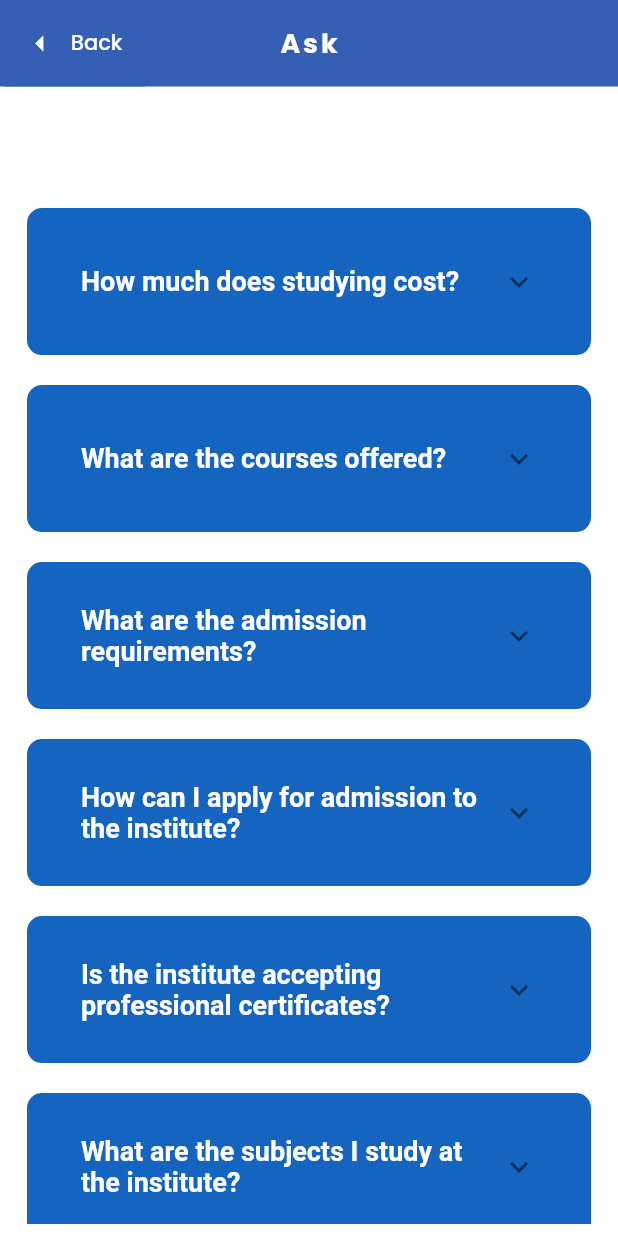
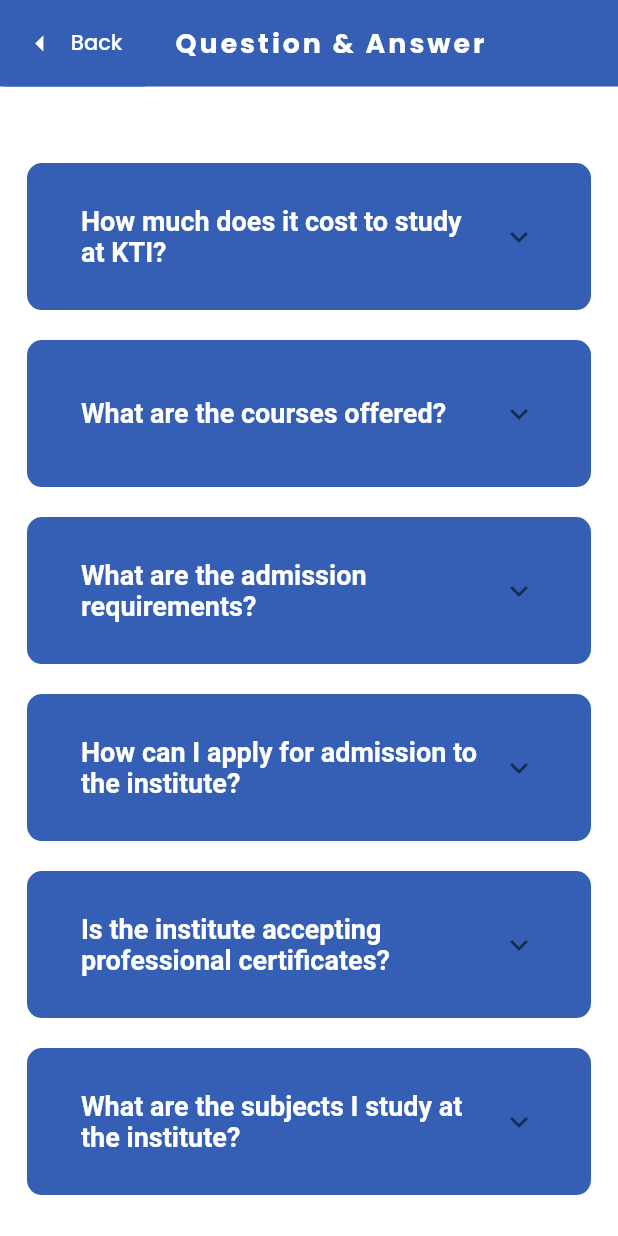
Before and after one commit to AaronPaul6/kurdistanTechnicalinstitute, a Flutter app: the Ask screen opened by its route, on a phone screen of 412 x 824 dp. Run offline on Flutter 3.47's test engine with Material 2 defaults, Android fonts, the light colour scheme and no system bars; our stand-ins replace flutter_svg, google_fonts, sizer; missing offline and left inert: fancy_avatar.

Commit message:
commit_arya

```diff
--- a/lib/screens/Ask/Ask.dart
+++ b/lib/screens/Ask/Ask.dart
@@ -30,7 +30,7 @@
           backgroundColor: Color(0xFF345FB4),
           centerTitle: true,
           title: Text(
-            'Ask',
+            'Question & Answer',
             style: TextStyle(color: Colors.white, fontWeight: FontWeight.bold),
           ),
           automaticallyImplyLeading: false,
@@ -50,7 +50,7 @@
           child: SingleChildScrollView(
             child: Column(
               children: [
-                SizedBox(height: 30),
+                // SizedBox(height: 30),
                 Row(
                   children: [
                     Text(""),
@@ -65,11 +65,11 @@
                       padding: EdgeInsets.all(20),
                       decoration: BoxDecoration(
                         borderRadius: BorderRadius.circular(10),
-                        color: Colors.blue.shade800,
+                        color: Color(0xFF345FB4),
                       ),
                       child: Center(
                         child: ExpansionTile(
-                          title: Text('How much does studying cost?', style : TextStyle(
+                          title: Text('How much does it cost to study at KTI?', style : TextStyle(
                         fontSize: 18 ),),
                           children: [
                             Container(
@@ -101,7 +101,7 @@
                       padding: EdgeInsets.all(20),
                       decoration: BoxDecoration(
                         borderRadius: BorderRadius.circular(10),
-                        color: Colors.blue.shade800,
+                        color: Color(0xFF345FB4),
                       ),
                       child: Center(
                         child: ExpansionTile(
@@ -140,7 +140,7 @@
                       padding: EdgeInsets.all(20),
                       decoration: BoxDecoration(
                         borderRadius: BorderRadius.circular(10),
-                        color: Colors.blue.shade800,
+                        color: Color(0xFF345FB4),
                       ),
                       child: Center(
                         child: ExpansionTile(
@@ -178,7 +178,7 @@
                       padding: EdgeInsets.all(20),
                       decoration: BoxDecoration(
                         borderRadius: BorderRadius.circular(10),
-                        color: Colors.blue.shade800,
+                        color: Color(0xFF345FB4),
                       ),
                       child: Center(
                         child: ExpansionTile(
@@ -205,20 +205,13 @@
                         ),
                       ),
                     ),
-
-
-
-
-
-
-
 //5
                     Container(
                       margin: EdgeInsets.all(10),
                       padding: EdgeInsets.all(20),
                       decoration: BoxDecoration(
                         borderRadius: BorderRadius.circular(10),
-                        color: Colors.blue.shade800,
+                        color: Color(0xFF345FB4),
                       ),
                       child: Center(
                         child: ExpansionTile(
@@ -257,7 +250,7 @@
                       padding: EdgeInsets.all(20),
                       decoration: BoxDecoration(
                         borderRadius: BorderRadius.circular(10),
-                        color: Colors.blue.shade800,
+                        color: Color(0xFF345FB4),
                       ),
                       child: Center(
                         child: ExpansionTile(
@@ -285,17 +278,13 @@
                       ),
                     ),
 
-
-
-
-
                     //7
                     Container(
                       margin: EdgeInsets.all(10),
                       padding: EdgeInsets.all(20),
                       decoration: BoxDecoration(
                         borderRadius: BorderRadius.circular(10),
-                        color: Colors.blue.shade800,
+                        color: Color(0xFF345FB4),
                       ),
                       child: Center(
                         child: ExpansionTile(
@@ -323,16 +312,13 @@
                       ),
                     ),
 
-
-
-
                     //8
                     Container(
                       margin: EdgeInsets.all(10),
                       padding: EdgeInsets.all(20),
                       decoration: BoxDecoration(
                         borderRadius: BorderRadius.circular(10),
-                        color: Colors.blue.shade800,
+                        color: Color(0xFF345FB4),
                       ),
                       child: Center(
                         child: ExpansionTile(
@@ -364,17 +350,13 @@
 
 
 
-
-
-
-
                     //9
                     Container(
                       margin: EdgeInsets.all(10),
                       padding: EdgeInsets.all(20),
                       decoration: BoxDecoration(
                         borderRadius: BorderRadius.circular(10),
-                        color: Colors.blue.shade800,
+                        color: Color(0xFF345FB4),
                       ),
                       child: Center(
                         child: ExpansionTile(
@@ -412,7 +394,7 @@
                       padding: EdgeInsets.all(20),
                       decoration: BoxDecoration(
                         borderRadius: BorderRadius.circular(10),
-                        color: Colors.blue.shade800,
+                        color: Color(0xFF345FB4),
                       ),
                       child: Center(
                         child: ExpansionTile(
@@ -441,22 +423,13 @@
                     ),
 
 
-
-
-
-
-
-
-
-
-
                     //11
                     Container(
                       margin: EdgeInsets.all(10),
                       padding: EdgeInsets.all(20),
                       decoration: BoxDecoration(
                         borderRadius: BorderRadius.circular(10),
-                        color: Colors.blue.shade800,
+                        color: Color(0xFF345FB4),
                       ),
                       child: Center(
                         child: ExpansionTile(
@@ -485,18 +458,13 @@
                     ),
 
 
-
-
-
-
-
                     //12
                     Container(
                       margin: EdgeInsets.all(10),
                       padding: EdgeInsets.all(20),
                       decoration: BoxDecoration(
                         borderRadius: BorderRadius.circular(10),
-                        color: Colors.blue.shade800,
+                        color: Color(0xFF345FB4),
                       ),
                       child: Center(
                         child: ExpansionTile(
@@ -524,12 +492,6 @@
                       ),
                     ),
 
-
-
-
-
-
-
                     //13
 
                     //11
@@ -538,7 +500,7 @@
                       padding: EdgeInsets.all(20),
                       decoration: BoxDecoration(
                         borderRadius: BorderRadius.circular(10),
-                        color: Colors.blue.shade800,
+                        color: Color(0xFF345FB4),
                       ),
                       child: Center(
                         child: ExpansionTile(
@@ -567,19 +529,6 @@
                     ),
 
 
-
-
-
-
-
-
-
-
-
-
-
-
-
                   ]),
                 ),
               ],
--- a/lib/screens/login_screen/login_screen.dart
+++ b/lib/screens/login_screen/login_screen.dart
@@ -42,8 +42,7 @@
                     mainAxisAlignment: MainAxisAlignment.center,
                     crossAxisAlignment: CrossAxisAlignment.center,
                     children: [
-                      Text('WELCOME TO',
-                          style: Theme.of(context).textTheme.subtitle1),
+                      Text('WELCOME TO'),
                       Text('Kurdistan Technical Institute',
                           style: Theme.of(context).textTheme.subtitle2),
                       sizedBox,
--- a/lib/screens/signup/signup.dart
+++ b/lib/screens/signup/signup.dart
@@ -18,6 +18,7 @@
 
   @override
   Widget build(BuildContext context) {
+
     return Scaffold(
       backgroundColor: Color(0xFF345FB4),
       appBar: AppBar(
@@ -42,6 +43,7 @@
       body: Column(
         children: [
           Container(
+
             decoration: BoxDecoration(
               color: Color(0xFF345FB4),
             ),
```
Also changed, not shown: 1 other file.
